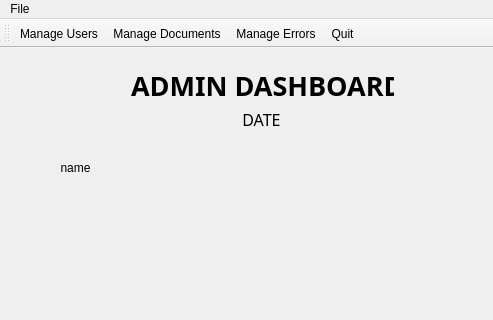
Before: the Qt Designer form MyCovidRecord/adminlogin.ui in gagabon501/cs106-2, drawn with Qt 5; both pictures show x 0 to 493 and y 0 to 320 of the 493 by 737 pixel window.
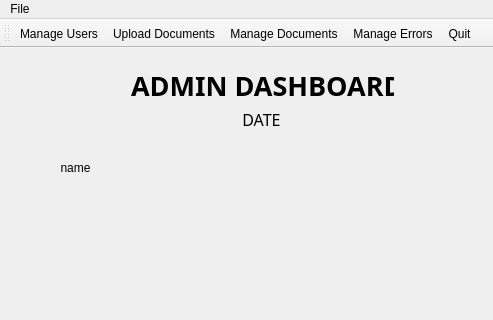
After: the same form once the commit is applied. Icons and pictures are not drawn.

Commit message: Added upload documents (file) for admin. Document can also be downloaded via Manage Documents by double-clicking on the table view

Diff of the .ui file:
```diff
--- a/MyCovidRecord/adminlogin.ui
+++ b/MyCovidRecord/adminlogin.ui
@@ -226,6 +226,7 @@
     <bool>false</bool>
    </attribute>
    <addaction name="actionManage_Users"/>
+   <addaction name="actionUpload_Documents"/>
    <addaction name="actionManage_Documents"/>
    <addaction name="actionManage_Errors"/>
    <addaction name="actionQuit_3"/>
@@ -270,6 +271,15 @@
     <string>Quit</string>
    </property>
   </action>
+  <action name="actionUpload_Documents">
+   <property name="icon">
+    <iconset resource="resources/mycovidrecord.qrc">
+     <normaloff>:/images/images/upload.png</normaloff>:/images/images/upload.png</iconset>
+   </property>
+   <property name="text">
+    <string>Upload Documents</string>
+   </property>
+  </action>
  </widget>
  <resources>
   <include location="resources/mycovidrecord.qrc"/>
```
Left out of the diff: 1 changed line with no effect on the pictures. The commit also changes 10 other files.
